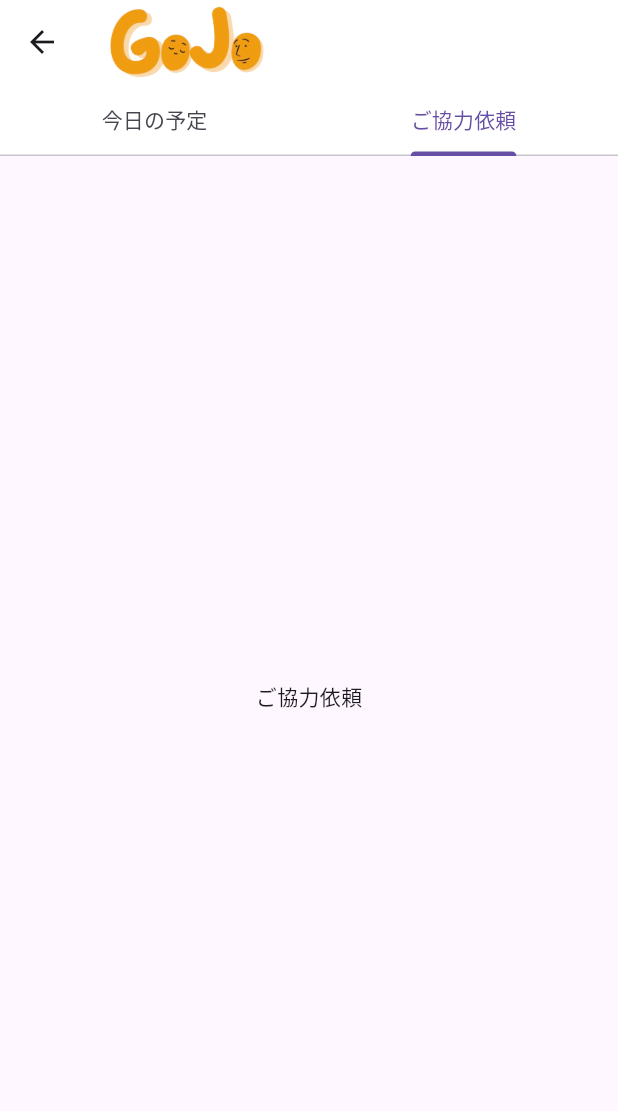
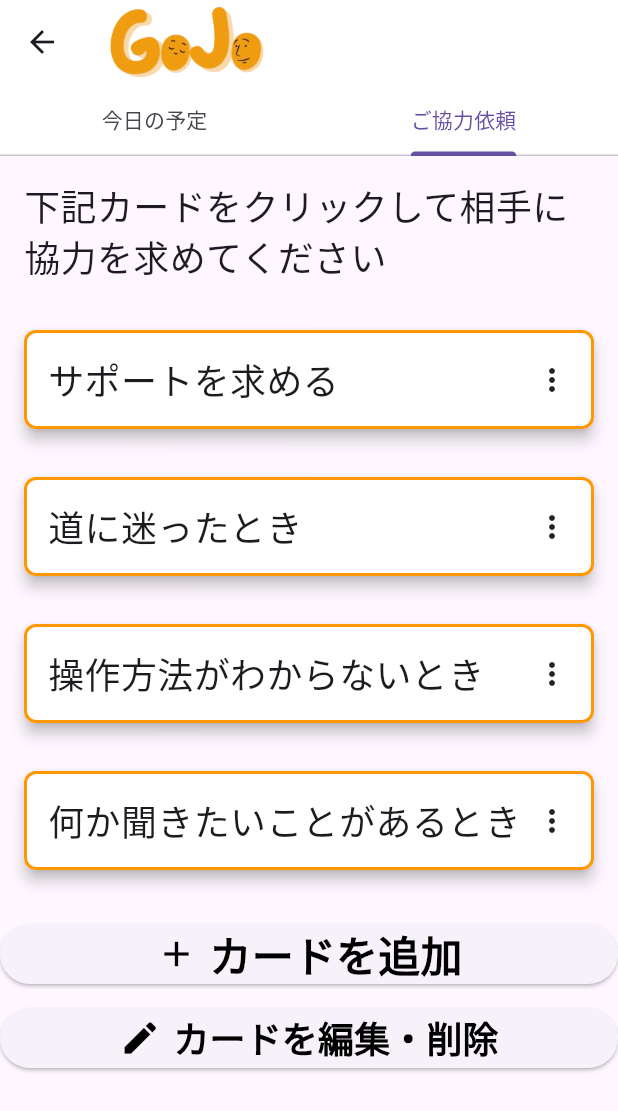
Before and after one commit to nabe33/Gojo2024, a Flutter app: the TabsTopPage screen opened directly, tab 2 chosen, on a phone screen of 412 x 824 dp. Shown: the top 1111 px of the screen. Run offline on Flutter 3.47's test engine with Material 3 defaults, Android fonts, the phone set to English and light mode, and no system bars; our stand-ins replace audioplayers, cloud_firestore, firebase_auth, firebase_core, vibration; accounts and stored records are empty; generated files the repository leaves out were written again.

Commit message:
finish 2tabs subtop page

```diff
--- a/lib/tabs_top.dart
+++ b/lib/tabs_top.dart
@@ -36,7 +36,7 @@ class _TabsTopPageState extends State<TabsTopPage> {
           // Body-----------------------------
           body: TabBarView(
             children: <Widget>[
-              // 今日の予定
+              // 今日の予定Tab
               Center(
                 child: ElevatedButton(
                     onPressed: () {},
@@ -52,12 +52,101 @@ class _TabsTopPageState extends State<TabsTopPage> {
                       ],
                     )),
               ),
-              // ご協力依頼
-              Center(
-                child: Text('ご協力依頼'),
+              // ご協力依頼Tab
+              ListView(
+                children: [
+                  SizedBox(
+                    child: Container(
+                      padding: EdgeInsets.all(16),
+                      child: Text('下記カードをクリックして相手に協力を求めてください',
+                          style: TextStyle(fontSize: 24)),
+                    ),
+                  ),
+                  Card1(text: 'サポートを求める'),
+                  Card1(text: '道に迷ったとき'),
+                  Card1(text: '操作方法がわからないとき'),
+                  Card1(text: '何か聞きたいことがあるとき'),
+                  SizedBox(height: 16),
+                  ElevatedButton(
+                      onPressed: () {},
+                      child: Row(
+                        mainAxisAlignment:
+                            MainAxisAlignment.center, // アイコンとテキストを中央揃え
+                        children: [
+                          Icon(Icons.add,
+                              size: 28, color: Colors.black), // 挿入するアイコン
+                          SizedBox(width: 8), // アイコンとテキストの間の余白
+                          Text(
+                            'カードを追加',
+                            style: TextStyle(
+                              fontWeight: FontWeight.bold,
+                              fontSize: 28,
+                              color: Colors.black,
+                            ),
+                          ),
+                        ],
+                      )),
+                  SizedBox(height: 8),
+                  ElevatedButton(
+                      onPressed: () {},
+                      child: Row(
+                        mainAxisAlignment:
+                            MainAxisAlignment.center, // アイコンとテキストを中央揃え
+                        children: [
+                          Icon(Icons.edit,
+                              size: 28, color: Colors.black), // 挿入するアイコン
+                          SizedBox(width: 8), // アイコンとテキストの間の余白
+                          Text(
+                            'カードを編集・削除',
+                            style: TextStyle(
+                              fontWeight: FontWeight.bold,
+                              fontSize: 24,
+                              color: Colors.black,
+                            ),
+                          ),
+                        ],
+                      )),
+                ],
               ),
             ],
           ),
         ));
   }
 }
+
+// 最初から用意されている協力依頼を見せるカード
+class Card1 extends StatelessWidget {
+  final String text; // 引数を追加
+
+  const Card1({super.key, required this.text}); // コンストラクタで引数を受け取る
+
+  @override
+  Widget build(BuildContext context) {
+    return Card(
+      child: Padding(
+        padding: const EdgeInsets.all(16.0),
+        child: Row(
+          mainAxisAlignment: MainAxisAlignment.spaceBetween,
+          children: [
+            Expanded(
+              child: Text(
+                text, // 渡されたtextを表示
+                style: TextStyle(fontSize: 24),
+                maxLines: 2,
+                overflow: TextOverflow.ellipsis,
+              ),
+            ),
+            Icon(Icons.more_vert),
+          ],
+        ),
+      ),
+      color: Colors.white,
+      elevation: 4.0,
+      shape: RoundedRectangleBorder(
+        side: BorderSide(color: Colors.orange, width: 2.0),
+        borderRadius: BorderRadius.circular(8.0),
+      ),
+      margin: EdgeInsets.all(16.0),
+    );
+  }
+}
```
Also changed, not shown: 1 other file.
